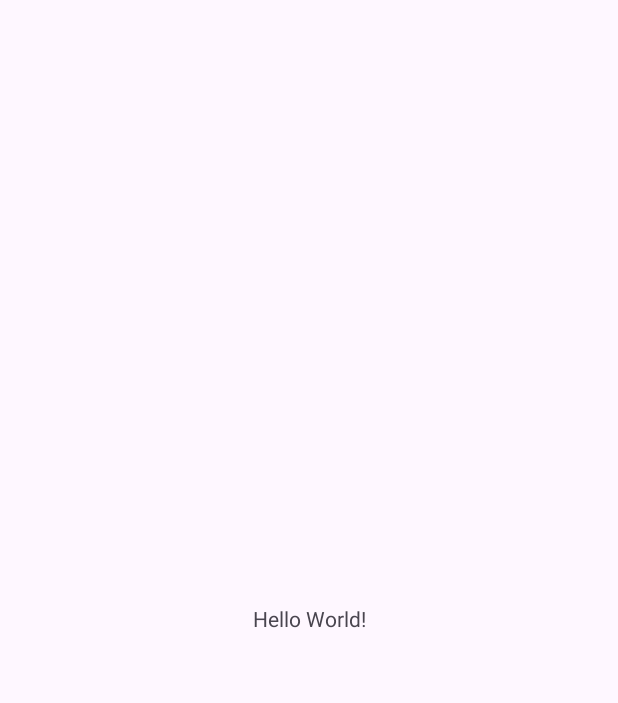
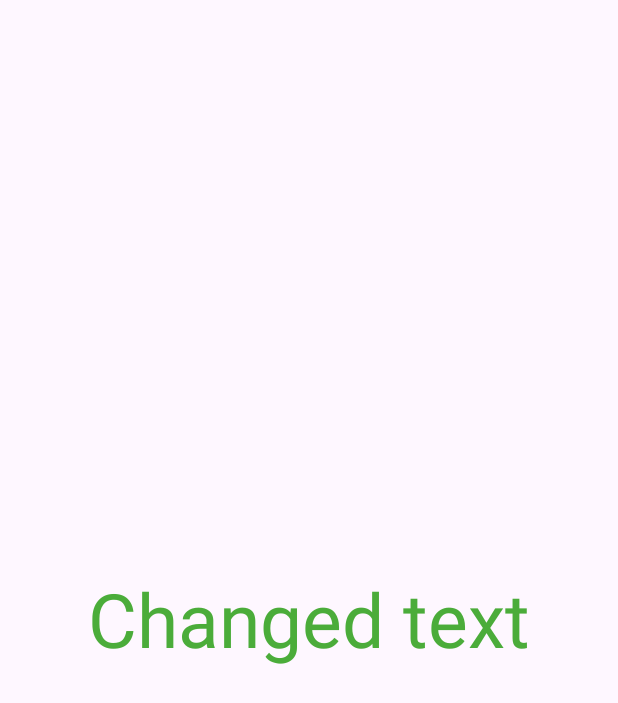
Before and after one commit to ARSuleimanov/5.8-kotlin-study, an Android app: the screen it shows after launch (MainActivity), on a phone screen of 412 x 824 dp. Before the commit the part shown is almost empty. Shown: the top 703 px of the screen. Run offline under Robolectric (Android 15) with nearby library versions, the phone set to English and light mode, and no system bars.

Commit message:
ch. text

```diff
--- a/L1/app/src/main/java/ru/sar/l1/MainActivity.kt
+++ b/L1/app/src/main/java/ru/sar/l1/MainActivity.kt
@@ -2,10 +2,13 @@ package ru.sar.l1
 
 import androidx.appcompat.app.AppCompatActivity
 import android.os.Bundle
+import android.widget.TextView
 
 class MainActivity : AppCompatActivity() {
     override fun onCreate(savedInstanceState: Bundle?) {
         super.onCreate(savedInstanceState)
         setContentView(R.layout.activity_main)
+
+        findViewById<TextView>(R.id.test_text).text="Changed text"
     }
 }
--- a/L1/app/src/main/res/layout/activity_main.xml
+++ b/L1/app/src/main/res/layout/activity_main.xml
@@ -7,9 +7,12 @@
     tools:context=".MainActivity">
 
     <TextView
+        android:id="@+id/test_text"
         android:layout_width="wrap_content"
         android:layout_height="wrap_content"
-        android:text="Hello World!"
+        android:textSize="50sp"
+        android:textColor="@color/teal_700"
+        android:text="The test message!"
         app:layout_constraintBottom_toBottomOf="parent"
         app:layout_constraintEnd_toEndOf="parent"
         app:layout_constraintStart_toStartOf="parent"
--- a/L1/app/src/main/res/values/colors.xml
+++ b/L1/app/src/main/res/values/colors.xml
@@ -2,4 +2,5 @@
 <resources>
     <color name="black">#FF000000</color>
     <color name="white">#FFFFFFFF</color>
+    <color name="teal_700">#4BAC3A</color>
 </resources>
--- a/L1/app/src/main/res/values/strings.xml
+++ b/L1/app/src/main/res/values/strings.xml
@@ -1,3 +1,3 @@
 <resources>
-    <string name="app_name">L1</string>
+    <string name="app_name">Test Ico workgit </string>
 </resources>
```
